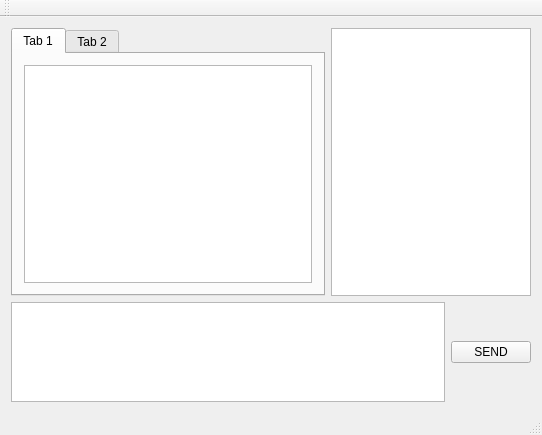
First picture: the form in src/mainwindow.ui, repository DrSmyrke/Lan-Communicator, before the edit.
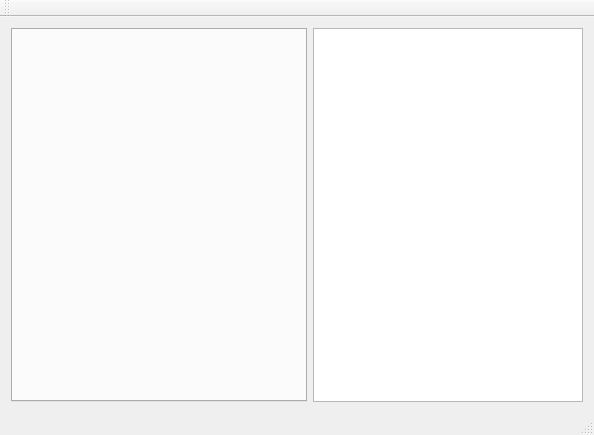
Second picture: the form after the edit.

The edit to the form file:
```diff
--- a/src/mainwindow.ui
+++ b/src/mainwindow.ui
@@ -6,7 +6,7 @@
    <rect>
     <x>0</x>
     <y>0</y>
-    <width>542</width>
+    <width>594</width>
     <height>435</height>
    </rect>
   </property>
@@ -16,65 +16,85 @@
   <widget class="QWidget" name="centralWidget">
    <layout class="QGridLayout" name="gridLayout">
     <item row="0" column="1">
-     <widget class="QListWidget" name="listWidget">
+     <widget class="QTreeWidget" name="contsctsListWidget">
       <property name="minimumSize">
        <size>
-        <width>200</width>
+        <width>270</width>
         <height>0</height>
        </size>
       </property>
       <property name="maximumSize">
        <size>
-        <width>200</width>
+        <width>270</width>
         <height>16777215</height>
        </size>
       </property>
+      <property name="frameShape">
+       <enum>QFrame::StyledPanel</enum>
+      </property>
+      <property name="frameShadow">
+       <enum>QFrame::Sunken</enum>
+      </property>
+      <property name="showDropIndicator" stdset="0">
+       <bool>true</bool>
+      </property>
+      <property name="selectionBehavior">
+       <enum>QAbstractItemView::SelectRows</enum>
+      </property>
+      <property name="iconSize">
+       <size>
+        <width>16</width>
+        <height>16</height>
+       </size>
+      </property>
+      <property name="autoExpandDelay">
+       <number>-1</number>
+      </property>
+      <property name="indentation">
+       <number>10</number>
+      </property>
+      <property name="rootIsDecorated">
+       <bool>true</bool>
+      </property>
+      <property name="uniformRowHeights">
+       <bool>false</bool>
+      </property>
+      <property name="itemsExpandable">
+       <bool>true</bool>
+      </property>
+      <property name="sortingEnabled">
+       <bool>false</bool>
+      </property>
+      <property name="animated">
+       <bool>false</bool>
+      </property>
+      <property name="allColumnsShowFocus">
+       <bool>false</bool>
+      </property>
+      <property name="wordWrap">
+       <bool>false</bool>
+      </property>
+      <property name="headerHidden">
+       <bool>true</bool>
+      </property>
+      <property name="expandsOnDoubleClick">
+       <bool>true</bool>
+      </property>
+      <attribute name="headerShowSortIndicator" stdset="0">
+       <bool>false</bool>
+      </attribute>
+      <column>
+       <property name="text">
+        <string>Contacts</string>
+       </property>
+      </column>
      </widget>
     </item>
-    <item row="1" column="0" colspan="2">
-     <layout class="QHBoxLayout" name="horizontalLayout">
-      <item>
-       <widget class="QPlainTextEdit" name="plainTextEdit_2">
-        <property name="maximumSize">
-         <size>
-          <width>16777215</width>
-          <height>100</height>
-         </size>
-        </property>
-       </widget>
-      </item>
-      <item>
-       <widget class="QPushButton" name="pushButton">
-        <property name="sizePolicy">
-         <sizepolicy hsizetype="Minimum" vsizetype="Fixed">
-          <horstretch>0</horstretch>
-          <verstretch>0</verstretch>
-         </sizepolicy>
-        </property>
-        <property name="text">
-         <string>SEND</string>
-        </property>
-       </widget>
-      </item>
-     </layout>
-    </item>
     <item row="0" column="0">
      <widget class="QTabWidget" name="tabWidget">
-      <widget class="QWidget" name="tab">
-       <attribute name="title">
-        <string>Tab 1</string>
-       </attribute>
-       <layout class="QGridLayout" name="gridLayout_2">
-        <item row="0" column="0">
-         <widget class="QPlainTextEdit" name="plainTextEdit"/>
-        </item>
-       </layout>
-      </widget>
-      <widget class="QWidget" name="tab_2">
-       <attribute name="title">
-        <string>Tab 2</string>
-       </attribute>
-      </widget>
+      <property name="currentIndex">
+       <number>-1</number>
+      </property>
      </widget>
     </item>
    </layout>
```
Left out of the diff: 2 changed lines with no effect on the pictures.
